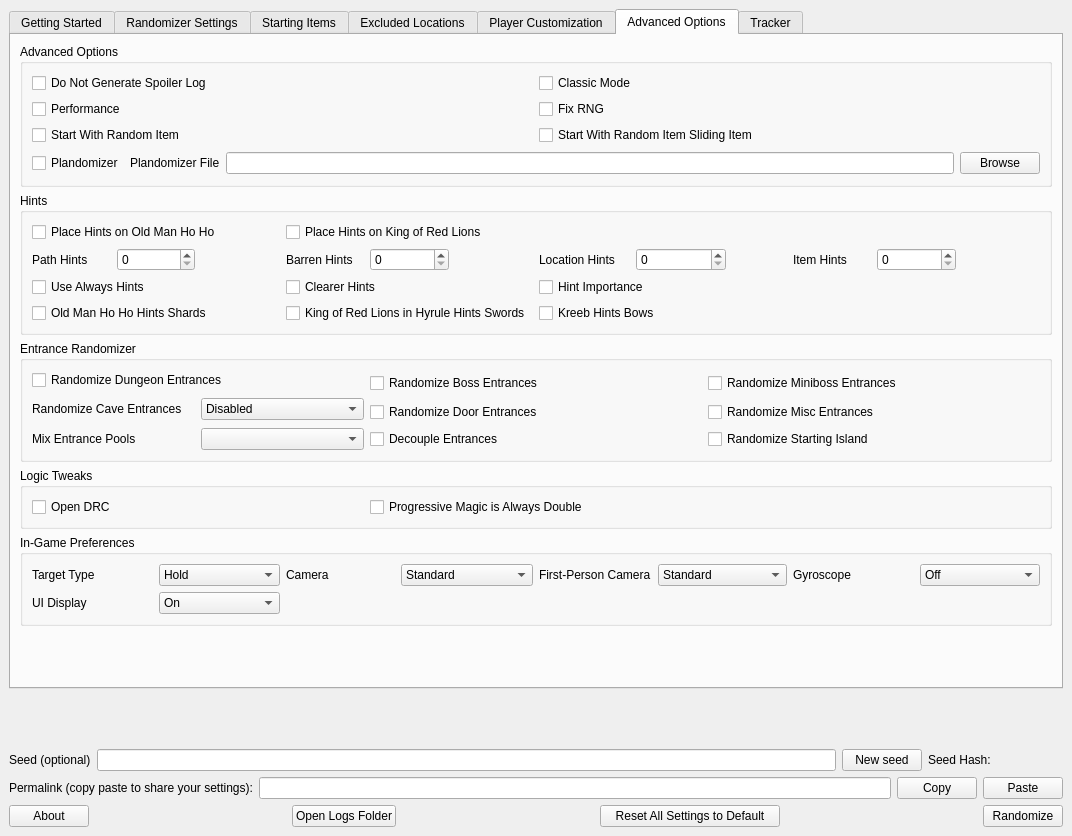
This is gui/desktop/mainwindow.ui in SuperDude88/TWWHD-Randomizer as Qt 5 draws it before an edit. The edited form follows.
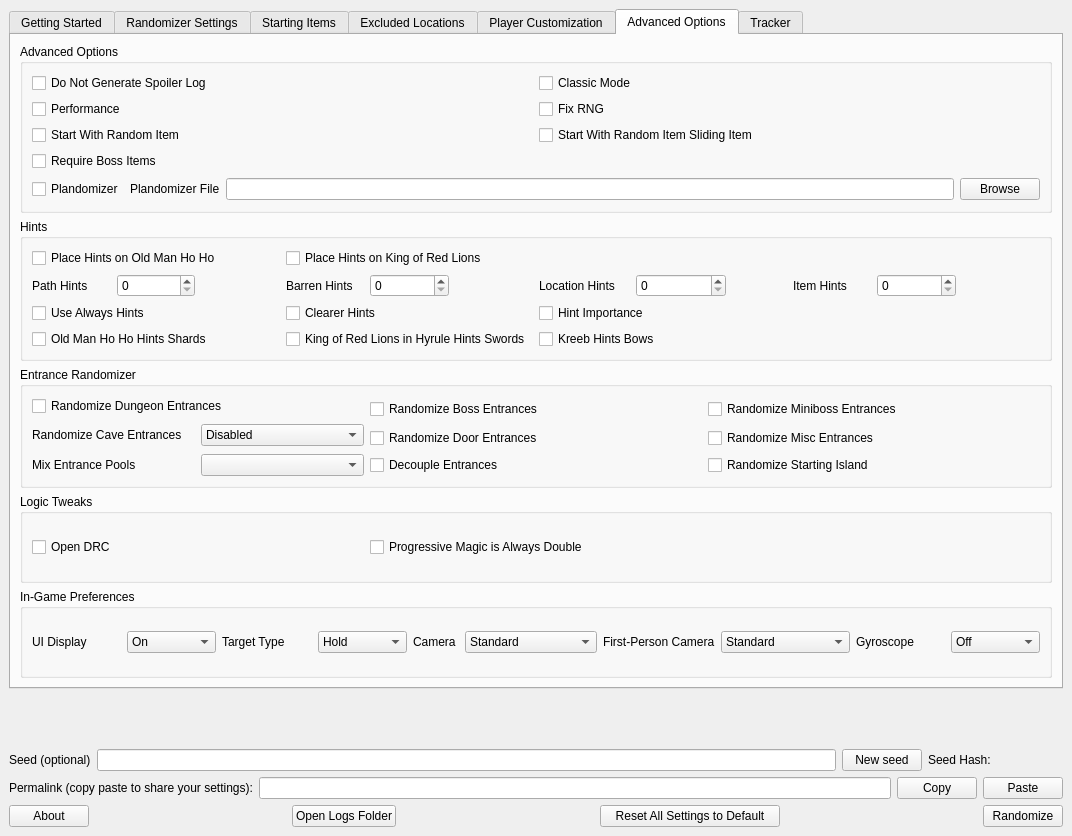
This is the edited form. The open tabs and pages were chosen to show the change.

Commit message:
Required Boss Drops
- Add an option to make bosses drop required items (similar to how race mode used to work)
- Set dungeons with plandomized major items to have a required boss in race mode

The edit to the form file:
```diff
--- a/gui/desktop/mainwindow.ui
+++ b/gui/desktop/mainwindow.ui
@@ -1746,6 +1746,13 @@
               </property>
               <layout class="QGridLayout" name="gridLayout_7">
                <item row="1" column="0">
+                <widget class="QCheckBox" name="performance">
+                 <property name="text">
+                  <string>Performance</string>
+                 </property>
+                </widget>
+               </item>
+               <item row="0" column="0">
                 <widget class="QCheckBox" name="do_not_generate_spoiler_log">
                  <property name="text">
                   <string>Do Not Generate Spoiler Log</string>
@@ -1753,49 +1760,52 @@
                 </widget>
                </item>
                <item row="2" column="1">
-                <widget class="QCheckBox" name="fix_rng">
-                 <property name="text">
-                  <string>Fix RNG</string>
-                 </property>
-                </widget>
-               </item>
-               <item row="3" column="1">
                 <widget class="QCheckBox" name="random_item_slide_item">
                  <property name="text">
                   <string>Start With Random Item Sliding Item</string>
                  </property>
                 </widget>
                </item>
-               <item row="6" column="0" colspan="2">
-                <layout class="QGridLayout" name="plandomizer_file_layout">
+               <item row="0" column="1">
+                <widget class="QCheckBox" name="classic_mode">
+                 <property name="text">
+                  <string>Classic Mode</string>
+                 </property>
+                </widget>
+               </item>
+               <item row="1" column="1">
+                <widget class="QCheckBox" name="fix_rng">
+                 <property name="text">
+                  <string>Fix RNG</string>
+                 </property>
+                </widget>
+               </item>
+               <item row="3" column="0">
+                <widget class="QCheckBox" name="required_boss_items">
+                 <property name="sizePolicy">
+                  <sizepolicy hsizetype="Minimum" vsizetype="Fixed">
+                   <horstretch>0</horstretch>
+                   <verstretch>0</verstretch>
+                  </sizepolicy>
+                 </property>
+                 <property name="text">
+                  <string>Require Boss Items</string>
+                 </property>
+                </widget>
+               </item>
+               <item row="2" column="0">
+                <widget class="QCheckBox" name="start_with_random_item">
+                 <property name="text">
+                  <string>Start With Random Item</string>
+                 </property>
+                </widget>
+               </item>
+               <item row="4" column="0" colspan="2">
+                <layout class="QHBoxLayout" name="horizontalLayout_33">
                  <property name="sizeConstraint">
                   <enum>QLayout::SizeConstraint::SetNoConstraint</enum>
                  </property>
-                 <item row="0" column="1">
-                  <widget class="QLabel" name="plandomizer_label">
-                   <property name="text">
-                    <string>Plandomizer File</string>
-                   </property>
-                  </widget>
-                 </item>
-                 <item row="0" column="3">
-                  <widget class="QPushButton" name="plandomizer_path_browse_button">
-                   <property name="text">
-                    <string>Browse</string>
-                   </property>
-                  </widget>
-                 </item>
-                 <item row="0" column="2">
-                  <widget class="QLineEdit" name="plandomizer_path">
-                   <property name="sizePolicy">
-                    <sizepolicy hsizetype="Expanding" vsizetype="Fixed">
-                     <horstretch>0</horstretch>
-                     <verstretch>0</verstretch>
-                    </sizepolicy>
-                   </property>
-                  </widget>
-                 </item>
-                 <item row="0" column="0">
+                 <item>
                   <widget class="QCheckBox" name="plandomizer">
                    <property name="minimumSize">
                     <size>
@@ -1808,29 +1818,32 @@
                    </property>
                   </widget>
                  </item>
+                 <item>
+                  <widget class="QLabel" name="plandomizer_label">
+                   <property name="text">
+                    <string>Plandomizer File</string>
+                   </property>
+                  </widget>
+                 </item>
+                 <item>
+                  <widget class="QLineEdit" name="plandomizer_path">
+                   <property name="sizePolicy">
+                    <sizepolicy hsizetype="Expanding" vsizetype="Fixed">
+                     <horstretch>0</horstretch>
+                     <verstretch>0</verstretch>
+                    </sizepolicy>
+                   </property>
+                  </widget>
+                 </item>
+                 <item>
+                  <widget class="QPushButton" name="plandomizer_path_browse_button">
+                   <property name="text">
+                    <string>Browse</string>
+                   </property>
+                  </widget>
+                 </item>
                 </layout>
                </item>
-               <item row="2" column="0">
-                <widget class="QCheckBox" name="performance">
-                 <property name="text">
-                  <string>Performance</string>
-                 </property>
-                </widget>
-               </item>
-               <item row="1" column="1">
-                <widget class="QCheckBox" name="classic_mode">
-                 <property name="text">
-                  <string>Classic Mode</string>
-                 </property>
-                </widget>
-               </item>
-               <item row="3" column="0">
-                <widget class="QCheckBox" name="start_with_random_item">
-                 <property name="text">
-                  <string>Start With Random Item</string>
-                 </property>
-                </widget>
-               </item>
               </layout>
              </widget>
             </item>
@@ -2108,13 +2121,6 @@
                <string>Logic Tweaks</string>
               </property>
               <layout class="QGridLayout" name="gridLayout_9">
-               <item row="0" column="0">
-                <widget class="QCheckBox" name="open_drc">
-                 <property name="text">
-                  <string>Open DRC</string>
-                 </property>
-                </widget>
-               </item>
                <item row="0" column="1">
                 <widget class="QCheckBox" name="progressive_magic_always_double">
                  <property name="text">
@@ -2129,6 +2135,13 @@
                  </property>
                 </widget>
                </item>
+               <item row="0" column="0">
+                <widget class="QCheckBox" name="open_drc">
+                 <property name="text">
+                  <string>Open DRC</string>
+                 </property>
+                </widget>
+               </item>
               </layout>
              </widget>
             </item>
@@ -2137,36 +2150,33 @@
               <property name="title">
                <string>In-Game Preferences</string>
               </property>
-              <layout class="QGridLayout" name="gridLayout_11">
-               <item row="0" column="3">
-                <layout class="QHBoxLayout" name="horizontalLayout_27">
+              <layout class="QHBoxLayout" name="horizontalLayout_34">
+               <item>
+                <layout class="QHBoxLayout" name="horizontalLayout_28">
                  <item>
-                  <widget class="QLabel" name="label_for_gyroscope">
+                  <widget class="QLabel" name="label_for_ui_display">
                    <property name="text">
-                    <string>Gyroscope</string>
+                    <string>UI Display</string>
                    </property>
                   </widget>
                  </item>
                  <item>
-                  <widget class="QComboBox" name="gyroscope">
-                   <property name="currentText">
-                    <string>Off</string>
-                   </property>
-                   <item>
-                    <property name="text">
-                     <string>Off</string>
-                    </property>
-                   </item>
+                  <widget class="QComboBox" name="ui_display">
                    <item>
                     <property name="text">
                      <string>On</string>
                     </property>
                    </item>
+                   <item>
+                    <property name="text">
+                     <string>Off</string>
+                    </property>
+                   </item>
                   </widget>
                  </item>
                 </layout>
                </item>
-               <item row="0" column="0">
+               <item>
                 <layout class="QHBoxLayout" name="horizontalLayout_24">
                  <item>
                   <widget class="QLabel" name="label_for_target_type">
@@ -2191,32 +2201,7 @@
                  </item>
                 </layout>
                </item>
-               <item row="0" column="2">
-                <layout class="QHBoxLayout" name="horizontalLayout_26">
-                 <item>
-                  <widget class="QLabel" name="label_for_first_person_camera">
-                   <property name="text">
-                    <string>First-Person Camera</string>
-                   </property>
-                  </widget>
-                 </item>
-                 <item>
-                  <widget class="QComboBox" name="first_person_camera">
-                   <item>
-                    <property name="text">
-                     <string>Standard</string>
-                    </property>
-                   </item>
-                   <item>
-                    <property name="text">
-                     <string>Reverse Up/Down</string>
-                    </property>
-                   </item>
-                  </widget>
-                 </item>
-                </layout>
-               </item>
-               <item row="0" column="1">
+               <item>
                 <layout class="QHBoxLayout" name="horizontalLayout_25">
                  <item>
                   <widget class="QLabel" name="label_for_camera">
@@ -2241,27 +2226,55 @@
                  </item>
                 </layout>
                </item>
-               <item row="1" column="0">
-                <layout class="QHBoxLayout" name="horizontalLayout_28">
+               <item>
+                <layout class="QHBoxLayout" name="horizontalLayout_26">
                  <item>
-                  <widget class="QLabel" name="label_for_ui_display">
+                  <widget class="QLabel" name="label_for_first_person_camera">
                    <property name="text">
-                    <string>UI Display</string>
+                    <string>First-Person Camera</string>
                    </property>
                   </widget>
                  </item>
                  <item>
-                  <widget class="QComboBox" name="ui_display">
+                  <widget class="QComboBox" name="first_person_camera">
                    <item>
                     <property name="text">
-                     <string>On</string>
+                     <string>Standard</string>
                     </property>
                    </item>
+                   <item>
+                    <property name="text">
+                     <string>Reverse Up/Down</string>
+                    </property>
+                   </item>
+                  </widget>
+                 </item>
+                </layout>
+               </item>
+               <item>
+                <layout class="QHBoxLayout" name="horizontalLayout_27">
+                 <item>
+                  <widget class="QLabel" name="label_for_gyroscope">
+                   <property name="text">
+                    <string>Gyroscope</string>
+                   </property>
+                  </widget>
+                 </item>
+                 <item>
+                  <widget class="QComboBox" name="gyroscope">
+                   <property name="currentText">
+                    <string>Off</string>
+                   </property>
                    <item>
                     <property name="text">
                      <string>Off</string>
                     </property>
                    </item>
+                   <item>
+                    <property name="text">
+                     <string>On</string>
+                    </property>
+                   </item>
                   </widget>
                  </item>
                 </layout>
@@ -2269,9 +2282,6 @@
               </layout>
              </widget>
             </item>
-            <item>
-             <widget class="QWidget" name="widget_2" native="true"/>
-            </item>
            </layout>
           </widget>
           <widget class="QWidget" name="tracker_tab">
@@ -2470,7 +2480,7 @@
                <cursorShape>ArrowCursor</cursorShape>
               </property>
               <property name="autoFillBackground">
-               <bool>true</bool>
+               <bool>false</bool>
               </property>
               <property name="styleSheet">
                <string notr="true"/>
```
The commit also changes 14 other files.
